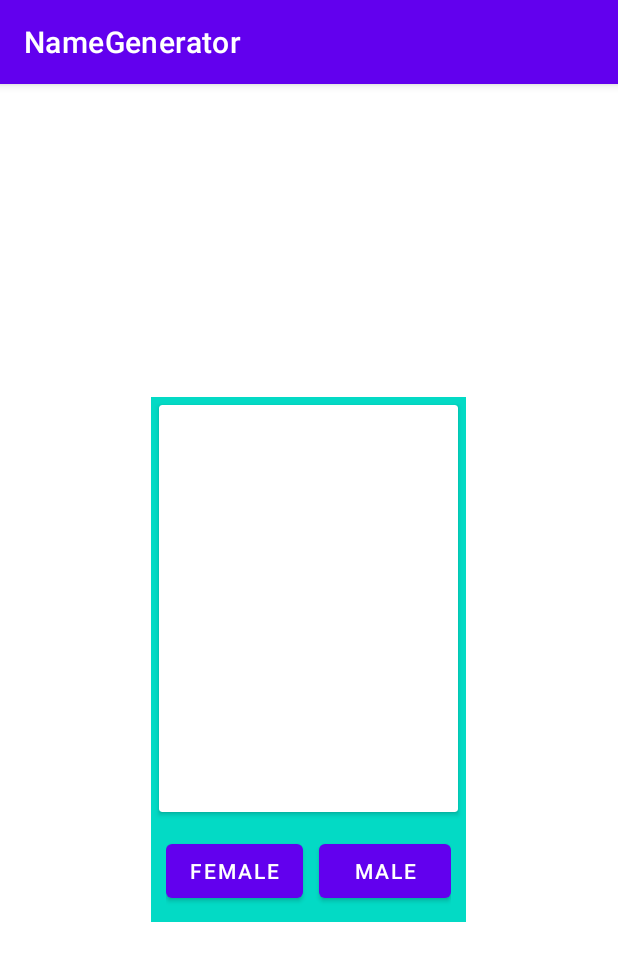
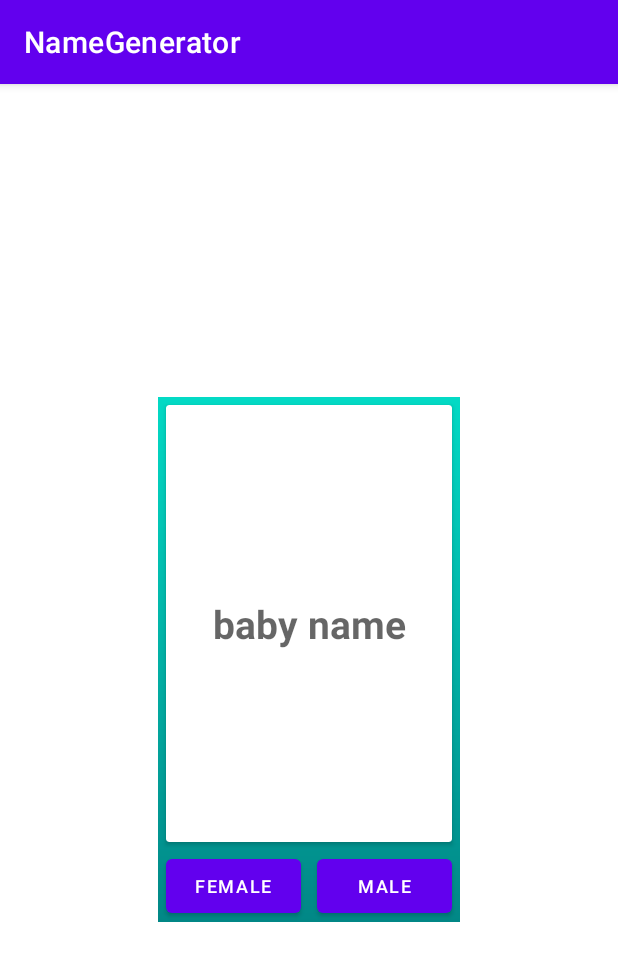
Before and after one commit to PepeTheMeister/android-name-generator, an Android app: the screen it shows after launch (MainActivity), on a phone screen of 412 x 824 dp. Shown: the top 961 px of the screen. Run offline under Robolectric (Android 15) with nearby library versions, the phone set to English and light mode, and no system bars; libraries missing offline, so code that uses them is left out: org.chromium.net; 3 statements that could not run were skipped.

```diff
--- a/NameGenerator/app/src/main/java/com/example/namegenerator/MainActivity.kt
+++ b/NameGenerator/app/src/main/java/com/example/namegenerator/MainActivity.kt
@@ -3,60 +3,86 @@ package com.example.namegenerator
 import androidx.appcompat.app.AppCompatActivity
 import android.os.Bundle
 import android.util.Log
-import android.view.View
 import android.widget.Button
 import android.widget.TextView
-import android.widget.Toast
+import com.google.gson.Gson
 import org.json.JSONObject
+import kotlin.random.Random
 
 
 class MainActivity : AppCompatActivity() {
 
-    private lateinit var femaleBtn : Button
-    private lateinit var maleBtn : Button
-    private lateinit var childNameView : TextView
+    private lateinit var femaleBtn: Button
+    private lateinit var maleBtn: Button
+    private lateinit var childNameView: TextView
 
-    private var namePopularityList = ArrayList<BabyNamePopularity>()
+    private var maleNamePopularityList = ArrayList<BabyNamePopularity>()
+    private var femaleNamePopularityList = ArrayList<BabyNamePopularity>()
 
-    private val callBackInfo : RequestHandler.OnFinishRequest = createNetWorkRequestCallbackActions()
+    private val callBackInfo: RequestHandler.OnFinishRequest = createNetWorkRequestCallbackActions()
     private val requestHandler = RequestHandler(callBackInfo)
-
-
-
-
-
-
-
 
     override fun onCreate(savedInstanceState: Bundle?) {
         super.onCreate(savedInstanceState)
         setContentView(R.layout.activity_main)
 
-        onFinishinflate()
+        onFinishInflate()
         getDataRequest()
 
-        namePopularityList.sortBy { it.numTotal }
+        listeners()
     }
 
-    private fun onFinishinflate(){
+    private fun listeners() {
+        femaleBtn.setOnClickListener {
+            val random = Random.nextInt(0, 6)
+            childNameView.text = femaleNamePopularityList[random].name
+        }
+
+        maleBtn.setOnClickListener {
+            val random = Random.nextInt(0, 6)
+            childNameView.text = maleNamePopularityList[random].name
+        }
+    }
+
+    private fun onFinishInflate() {
         femaleBtn = findViewById(R.id.female_btn)
         maleBtn = findViewById(R.id.male_btn)
         childNameView = findViewById(R.id.child_name_view)
     }
 
     private fun getDataRequest() {
-
         val networkRequest = NetworkRequest(applicationContext)
-        networkRequest.getRequest( getString(R.string.api_get_all_url), requestHandler)
-
-
+        networkRequest.getRequest(getString(R.string.api_get_all_url), requestHandler)
     }
 
-    private fun createNetWorkRequestCallbackActions() : RequestHandler.OnFinishRequest {
+    private fun createNetWorkRequestCallbackActions(): RequestHandler.OnFinishRequest {
         return object : RequestHandler.OnFinishRequest {
             override fun onFinishRequest(result: JSONObject) {
                 Log.i("data ", result.toString())
-                Toast.makeText(applicationContext,"dsdsdsds" , Toast.LENGTH_SHORT).show()
+                val dataBodyJson = result.getString("body")
+                val gson = Gson()
+                val dataBodyList =
+                    gson.fromJson<ArrayList<ArrayList<String>>>(dataBodyJson, ArrayList::class.java)
+
+                for (value in dataBodyList) {
+                    val babyNamePopularity = BabyNamePopularity(
+                        value[0],
+                        value[1],
+                        value[2],
+                        value[3],
+                        value[4],
+                        value[5]
+                    )
+
+                    if ("FEMALE" == babyNamePopularity.gender) {
+                        femaleNamePopularityList.add(babyNamePopularity)
+                    } else {
+                        maleNamePopularityList.add(babyNamePopularity)
+                    }
+                }
+
+                maleNamePopularityList.sortByDescending { it.numTotal }
+                femaleNamePopularityList.sortByDescending { it.numTotal }
             }
 
         }
--- a/NameGenerator/app/src/main/java/com/example/namegenerator/NetworkRequest.kt
+++ b/NameGenerator/app/src/main/java/com/example/namegenerator/NetworkRequest.kt
@@ -13,7 +13,7 @@ class NetworkRequest(context : Context) {
 
     private val executor: Executor = Executors.newSingleThreadExecutor()
 
-    private fun makeRequestBuilder(url : String, method : String, callback : UrlRequest.Callback): UrlRequest.Builder? {
+    private fun makeRequestBuilder(url : String, method : String, callback : UrlRequest.Callback): UrlRequest.Builder {
 
         val requestBuilder = cronetEngine.newUrlRequestBuilder(url, callback, executor)
         requestBuilder.setHttpMethod(method)
@@ -23,7 +23,7 @@ class NetworkRequest(context : Context) {
 
     fun getRequest(url : String, callback : UrlRequest.Callback){
         val requestBuilder = makeRequestBuilder(url, "GET", callback)
-        val request = requestBuilder?.build()
+        val request = requestBuilder.build()
         request?.start()
 
     }
--- a/NameGenerator/app/src/main/java/com/example/namegenerator/RequestHandler.kt
+++ b/NameGenerator/app/src/main/java/com/example/namegenerator/RequestHandler.kt
@@ -11,30 +11,34 @@ import java.nio.channels.Channels
 
 private const val TAG = "MyUrlRequestCallback"
 
-class RequestHandler(callBackInfo: OnFinishRequest) : UrlRequest.Callback(){
+class RequestHandler(callBackInfo: OnFinishRequest) : UrlRequest.Callback() {
 
-    private val delegate : OnFinishRequest = callBackInfo
+    private val delegate: OnFinishRequest = callBackInfo
 
 
-    override fun onRedirectReceived(request: UrlRequest?, info: UrlResponseInfo?, newLocationUrl: String?) {
+    override fun onRedirectReceived(
+        request: UrlRequest?,
+        info: UrlResponseInfo?,
+        newLocationUrl: String?
+    ) {
         Log.i(TAG, "onRedirectReceived method called.")
-        // You should call the request.followRedirect() method to continue
-        // processing the request.
+
         request?.followRedirect()
     }
 
     override fun onResponseStarted(request: UrlRequest?, info: UrlResponseInfo?) {
         Log.i(TAG, "onResponseStarted method called.")
-        // You should call the request.read() method before the request can be
-        // further processed. The following instruction provides a ByteBuffer object
-        // with a capacity of 102400 bytes for the read() method. The same buffer
-        // with data is passed to the onReadCompleted() method.
+
         request?.read(ByteBuffer.allocateDirect(102400))
     }
 
-    override fun onReadCompleted(request: UrlRequest?, info: UrlResponseInfo?, byteBuffer: ByteBuffer?) {
+    override fun onReadCompleted(
+        request: UrlRequest?,
+        info: UrlResponseInfo?,
+        byteBuffer: ByteBuffer?
+    ) {
         Log.i(TAG, "onReadCompleted method called.")
-        // You should keep reading the request until there's no more data.
+
         request?.read(byteBuffer)
 
         val bytesReceived = ByteArrayOutputStream()
@@ -44,24 +48,12 @@ class RequestHandler(callBackInfo: OnFinishRequest) : UrlRequest.Callback(){
         receiveChannel.write(byteBuffer)
 
         val byteArray = bytesReceived.toByteArray()
-        /*if (byteBuffer != null) {
-            if(byteBuffer.hasArray()){
-                byteArray = byteBuffer.array()
-            }
-            else{
-                val remainingBytes = byteBuffer.remaining()
-                val tempByteArray = ByteArray(remainingBytes)
-                byteBuffer.get(tempByteArray)
-            }
-        }*/
 
         val responsebody = String(byteArray).trim()
         responsebody.replace("\n", "")
-        responsebody.replace(" ", "")
+        responsebody.replace("(\r\n|\n\r|\r|\n|\r0|\n0)", "")
 
-
-
-        var results = JSONObject()
+        val results = JSONObject()
         results.put("body", responsebody)
 
         byteBuffer?.clear()
@@ -78,7 +70,7 @@ class RequestHandler(callBackInfo: OnFinishRequest) : UrlRequest.Callback(){
         Log.i(TAG, "onFailed method called.")
     }
 
-    interface  OnFinishRequest{
-        fun onFinishRequest(result : JSONObject)
+    interface OnFinishRequest {
+        fun onFinishRequest(result: JSONObject)
     }
 }
--- /dev/null
+++ b/NameGenerator/app/src/main/res/drawable/gradient_background.xml
@@ -0,0 +1,10 @@
+<?xml version="1.0" encoding="utf-8"?>
+<shape xmlns:android="http://schemas.android.com/apk/res/android">
+
+    <gradient
+        android:angle="90"
+        android:endColor="@color/teal_200"
+        android:startColor="@color/teal_700"
+        android:type="linear" />
+
+</shape>
--- a/NameGenerator/app/src/main/res/layout/activity_main.xml
+++ b/NameGenerator/app/src/main/res/layout/activity_main.xml
@@ -7,48 +7,53 @@
     tools:context=".MainActivity">
 
     <LinearLayout
-        android:background="@color/teal_200"
-        android:orientation="vertical"
+        android:layout_width="wrap_content"
+        android:layout_height="350dp"
         android:layout_gravity="center"
-        android:layout_width="wrap_content"
-        android:layout_height="350dp">
+        android:background="@drawable/gradient_background"
+        android:orientation="vertical">
 
         <androidx.cardview.widget.CardView
+            android:layout_width="match_parent"
+            android:layout_height="0dp"
             android:layout_margin="5dp"
             android:layout_weight="1"
-            android:layout_width="match_parent"
-            android:layout_height="0dp">
+            android:elevation="15dp">
 
             <TextView
                 android:id="@+id/child_name_view"
-                android:textStyle="bold"
+                android:layout_width="match_parent"
+                android:layout_height="match_parent"
+                android:gravity="center"
+                android:hint="baby name"
                 android:textColor="@color/black"
                 android:textSize="26sp"
-                android:gravity="center"
-                tools:text="Child Name"
-                android:layout_width="match_parent"
-                android:layout_height="match_parent"/>
+                android:textStyle="bold" />
 
 
         </androidx.cardview.widget.CardView>
 
         <LinearLayout
-            android:layout_margin="10dp"
-            android:layout_width="wrap_content"
+            android:layout_width="match_parent"
             android:layout_height="wrap_content">
 
             <Button
                 android:id="@+id/female_btn"
+                android:layout_width="90dp"
+                android:layout_height="wrap_content"
+                android:layout_marginStart="5dp"
+                android:layout_marginEnd="5dp"
                 android:text="@string/female"
-                android:layout_marginEnd="5dp"
-                android:layout_width="wrap_content"
-                android:layout_height="wrap_content"/>
+                android:textSize="12sp" />
+
             <Button
                 android:id="@+id/male_btn"
+                android:layout_width="90dp"
+                android:layout_height="wrap_content"
+                android:layout_marginStart="5dp"
+                android:layout_marginEnd="5dp"
                 android:text="male"
-                android:layout_marginStart="5dp"
-                android:layout_width="wrap_content"
-                android:layout_height="wrap_content"/>
+                android:textSize="12sp" />
 
 
         </LinearLayout>
```
Also changed, not shown: NameGenerator/app/build.gradle (+2 -6 lines), NameGenerator/app/src/main/java/com/example/namegenerator/BabyNamePopularity.kt (+7 -20 lines).
